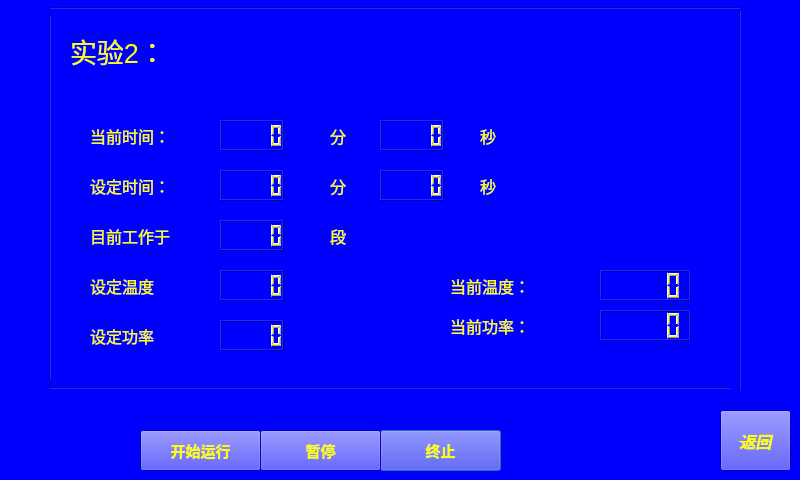
Before: the Qt Designer form running_2.ui in wanghao-xznu/untitled2, drawn with Qt 5.
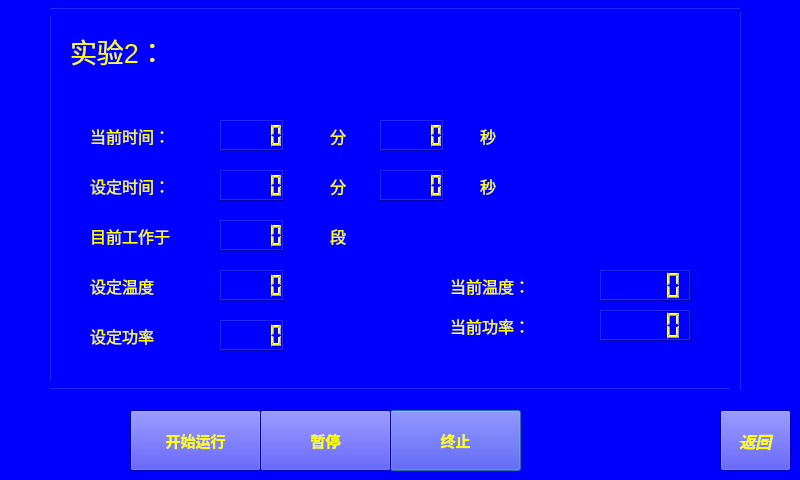
After: the same form once the commit is applied.

Commit message: in running_page make  start stop pause big than before

Patch:
```diff
--- a/running_2.ui
+++ b/running_2.ui
@@ -53,10 +53,10 @@
   <widget class="QPushButton" name="pushButton_3">
    <property name="geometry">
     <rect>
-     <x>380</x>
-     <y>430</y>
-     <width>121</width>
-     <height>41</height>
+     <x>390</x>
+     <y>410</y>
+     <width>131</width>
+     <height>61</height>
     </rect>
    </property>
    <property name="font">
@@ -214,10 +214,10 @@
   <widget class="QPushButton" name="pushButton">
    <property name="geometry">
     <rect>
-     <x>140</x>
-     <y>430</y>
-     <width>121</width>
-     <height>41</height>
+     <x>130</x>
+     <y>410</y>
+     <width>131</width>
+     <height>61</height>
     </rect>
    </property>
    <property name="font">
@@ -408,9 +408,9 @@
    <property name="geometry">
     <rect>
      <x>260</x>
-     <y>430</y>
-     <width>121</width>
-     <height>41</height>
+     <y>410</y>
+     <width>131</width>
+     <height>61</height>
     </rect>
    </property>
    <property name="font">
```
The commit also changes 4 other files.
